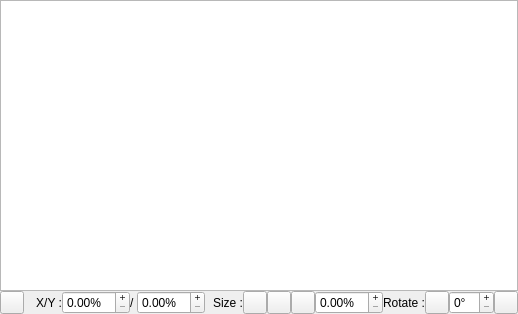
This is wgt_QCustomScene.ui in boenki/ffdiaporama as Qt 5 draws it before an edit. The edited form follows.
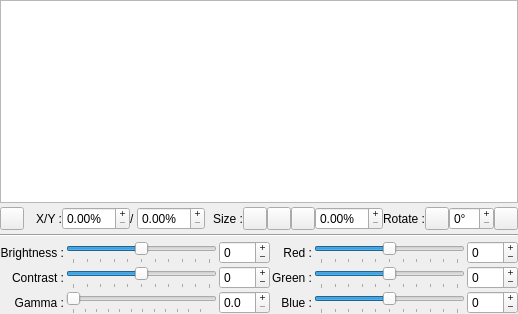
This is the edited form. Icons and pictures are not drawn.

```diff
--- a/wgt_QCustomScene.ui
+++ b/wgt_QCustomScene.ui
@@ -26,7 +26,7 @@
   </property>
   <layout class="QVBoxLayout" name="verticalLayout">
    <property name="spacing">
-    <number>0</number>
+    <number>4</number>
    </property>
    <property name="margin">
     <number>0</number>
@@ -268,6 +268,377 @@
      </item>
     </layout>
    </item>
+   <item>
+    <widget class="Line" name="line">
+     <property name="orientation">
+      <enum>Qt::Horizontal</enum>
+     </property>
+    </widget>
+   </item>
+   <item>
+    <layout class="QGridLayout" name="gridLayout">
+     <property name="margin">
+      <number>0</number>
+     </property>
+     <property name="spacing">
+      <number>2</number>
+     </property>
+     <item row="1" column="1">
+      <widget class="QSlider" name="BrightnessSlider">
+       <property name="sizePolicy">
+        <sizepolicy hsizetype="Expanding" vsizetype="Fixed">
+         <horstretch>0</horstretch>
+         <verstretch>0</verstretch>
+        </sizepolicy>
+       </property>
+       <property name="minimumSize">
+        <size>
+         <width>120</width>
+         <height>0</height>
+        </size>
+       </property>
+       <property name="maximumSize">
+        <size>
+         <width>16777215</width>
+         <height>25</height>
+        </size>
+       </property>
+       <property name="minimum">
+        <number>-250</number>
+       </property>
+       <property name="maximum">
+        <number>250</number>
+       </property>
+       <property name="orientation">
+        <enum>Qt::Horizontal</enum>
+       </property>
+       <property name="tickPosition">
+        <enum>QSlider::TicksBelow</enum>
+       </property>
+       <property name="tickInterval">
+        <number>50</number>
+       </property>
+      </widget>
+     </item>
+     <item row="3" column="1">
+      <widget class="QSlider" name="ContrastSlider">
+       <property name="sizePolicy">
+        <sizepolicy hsizetype="Preferred" vsizetype="Fixed">
+         <horstretch>0</horstretch>
+         <verstretch>0</verstretch>
+        </sizepolicy>
+       </property>
+       <property name="maximumSize">
+        <size>
+         <width>16777215</width>
+         <height>25</height>
+        </size>
+       </property>
+       <property name="minimum">
+        <number>-250</number>
+       </property>
+       <property name="maximum">
+        <number>250</number>
+       </property>
+       <property name="orientation">
+        <enum>Qt::Horizontal</enum>
+       </property>
+       <property name="tickPosition">
+        <enum>QSlider::TicksBelow</enum>
+       </property>
+       <property name="tickInterval">
+        <number>50</number>
+       </property>
+      </widget>
+     </item>
+     <item row="1" column="2">
+      <widget class="QSpinBox" name="BrightnessValue">
+       <property name="buttonSymbols">
+        <enum>QAbstractSpinBox::PlusMinus</enum>
+       </property>
+       <property name="minimum">
+        <number>-254</number>
+       </property>
+       <property name="maximum">
+        <number>254</number>
+       </property>
+      </widget>
+     </item>
+     <item row="3" column="2">
+      <widget class="QSpinBox" name="ContrastValue">
+       <property name="buttonSymbols">
+        <enum>QAbstractSpinBox::PlusMinus</enum>
+       </property>
+       <property name="minimum">
+        <number>-250</number>
+       </property>
+       <property name="maximum">
+        <number>250</number>
+       </property>
+      </widget>
+     </item>
+     <item row="5" column="2">
+      <widget class="QDoubleSpinBox" name="GammaValue">
+       <property name="buttonSymbols">
+        <enum>QAbstractSpinBox::PlusMinus</enum>
+       </property>
+       <property name="decimals">
+        <number>1</number>
+       </property>
+       <property name="maximum">
+        <double>5.900000000000000</double>
+       </property>
+       <property name="singleStep">
+        <double>0.100000000000000</double>
+       </property>
+      </widget>
+     </item>
+     <item row="5" column="1">
+      <widget class="QSlider" name="GammaSlider">
+       <property name="sizePolicy">
+        <sizepolicy hsizetype="Preferred" vsizetype="Fixed">
+         <horstretch>0</horstretch>
+         <verstretch>0</verstretch>
+        </sizepolicy>
+       </property>
+       <property name="maximumSize">
+        <size>
+         <width>16777215</width>
+         <height>25</height>
+        </size>
+       </property>
+       <property name="maximum">
+        <number>590</number>
+       </property>
+       <property name="singleStep">
+        <number>10</number>
+       </property>
+       <property name="pageStep">
+        <number>100</number>
+       </property>
+       <property name="orientation">
+        <enum>Qt::Horizontal</enum>
+       </property>
+       <property name="tickPosition">
+        <enum>QSlider::TicksBelow</enum>
+       </property>
+       <property name="tickInterval">
+        <number>50</number>
+       </property>
+      </widget>
+     </item>
+     <item row="1" column="4">
+      <widget class="QSlider" name="RedSlider">
+       <property name="sizePolicy">
+        <sizepolicy hsizetype="Expanding" vsizetype="Fixed">
+         <horstretch>0</horstretch>
+         <verstretch>0</verstretch>
+        </sizepolicy>
+       </property>
+       <property name="maximumSize">
+        <size>
+         <width>16777215</width>
+         <height>25</height>
+        </size>
+       </property>
+       <property name="minimum">
+        <number>-250</number>
+       </property>
+       <property name="maximum">
+        <number>250</number>
+       </property>
+       <property name="orientation">
+        <enum>Qt::Horizontal</enum>
+       </property>
+       <property name="tickPosition">
+        <enum>QSlider::TicksBelow</enum>
+       </property>
+       <property name="tickInterval">
+        <number>50</number>
+       </property>
+      </widget>
+     </item>
+     <item row="1" column="5">
+      <widget class="QSpinBox" name="RedValue">
+       <property name="buttonSymbols">
+        <enum>QAbstractSpinBox::PlusMinus</enum>
+       </property>
+       <property name="minimum">
+        <number>-250</number>
+       </property>
+       <property name="maximum">
+        <number>250</number>
+       </property>
+      </widget>
+     </item>
+     <item row="3" column="4">
+      <widget class="QSlider" name="GreenSlider">
+       <property name="sizePolicy">
+        <sizepolicy hsizetype="Preferred" vsizetype="Fixed">
+         <horstretch>0</horstretch>
+         <verstretch>0</verstretch>
+        </sizepolicy>
+       </property>
+       <property name="maximumSize">
+        <size>
+         <width>16777215</width>
+         <height>25</height>
+        </size>
+       </property>
+       <property name="minimum">
+        <number>-250</number>
+       </property>
+       <property name="maximum">
+        <number>250</number>
+       </property>
+       <property name="orientation">
+        <enum>Qt::Horizontal</enum>
+       </property>
+       <property name="tickPosition">
+        <enum>QSlider::TicksBelow</enum>
+       </property>
+       <property name="tickInterval">
+        <number>50</number>
+       </property>
+      </widget>
+     </item>
+     <item row="3" column="5">
+      <widget class="QSpinBox" name="GreenValue">
+       <property name="buttonSymbols">
+        <enum>QAbstractSpinBox::PlusMinus</enum>
+       </property>
+       <property name="minimum">
+        <number>-250</number>
+       </property>
+       <property name="maximum">
+        <number>250</number>
+       </property>
+      </widget>
+     </item>
+     <item row="5" column="4">
+      <widget class="QSlider" name="BlueSlider">
+       <property name="sizePolicy">
+        <sizepolicy hsizetype="Preferred" vsizetype="Fixed">
+         <horstretch>0</horstretch>
+         <verstretch>0</verstretch>
+        </sizepolicy>
+       </property>
+       <property name="maximumSize">
+        <size>
+         <width>16777215</width>
+         <height>25</height>
+        </size>
+       </property>
+       <property name="minimum">
+        <number>-250</number>
+       </property>
+       <property name="maximum">
+        <number>250</number>
+       </property>
+       <property name="orientation">
+        <enum>Qt::Horizontal</enum>
+       </property>
+       <property name="tickPosition">
+        <enum>QSlider::TicksBelow</enum>
+       </property>
+       <property name="tickInterval">
+        <number>50</number>
+       </property>
+      </widget>
+     </item>
+     <item row="5" column="5">
+      <widget class="QSpinBox" name="BlueValue">
+       <property name="buttonSymbols">
+        <enum>QAbstractSpinBox::PlusMinus</enum>
+       </property>
+       <property name="minimum">
+        <number>-250</number>
+       </property>
+       <property name="maximum">
+        <number>250</number>
+       </property>
+      </widget>
+     </item>
+     <item row="1" column="0">
+      <widget class="QLabel" name="label">
+       <property name="text">
+        <string>Brightness :</string>
+       </property>
+       <property name="alignment">
+        <set>Qt::AlignRight|Qt::AlignTrailing|Qt::AlignVCenter</set>
+       </property>
+      </widget>
+     </item>
+     <item row="3" column="0">
+      <widget class="QLabel" name="label_6">
+       <property name="text">
+        <string>Contrast :</string>
+       </property>
+       <property name="alignment">
+        <set>Qt::AlignRight|Qt::AlignTrailing|Qt::AlignVCenter</set>
+       </property>
+      </widget>
+     </item>
+     <item row="5" column="0">
+      <widget class="QLabel" name="label_8">
+       <property name="text">
+        <string>Gamma :</string>
+       </property>
+       <property name="alignment">
+        <set>Qt::AlignRight|Qt::AlignTrailing|Qt::AlignVCenter</set>
+       </property>
+      </widget>
+     </item>
+     <item row="1" column="3">
+      <widget class="QLabel" name="label_2">
+       <property name="minimumSize">
+        <size>
+         <width>0</width>
+         <height>20</height>
+        </size>
+       </property>
+       <property name="text">
+        <string>Red :</string>
+       </property>
+       <property name="alignment">
+        <set>Qt::AlignRight|Qt::AlignTrailing|Qt::AlignVCenter</set>
+       </property>
+      </widget>
+     </item>
+     <item row="3" column="3">
+      <widget class="QLabel" name="label_3">
+       <property name="minimumSize">
+        <size>
+         <width>0</width>
+         <height>20</height>
+        </size>
+       </property>
+       <property name="text">
+        <string>Green :</string>
+       </property>
+       <property name="alignment">
+        <set>Qt::AlignRight|Qt::AlignTrailing|Qt::AlignVCenter</set>
+       </property>
+      </widget>
+     </item>
+     <item row="5" column="3">
+      <widget class="QLabel" name="label_4">
+       <property name="minimumSize">
+        <size>
+         <width>0</width>
+         <height>20</height>
+        </size>
+       </property>
+       <property name="text">
+        <string>Blue :</string>
+       </property>
+       <property name="alignment">
+        <set>Qt::AlignRight|Qt::AlignTrailing|Qt::AlignVCenter</set>
+       </property>
+      </widget>
+     </item>
+    </layout>
+   </item>
   </layout>
  </widget>
  <resources/>
```
